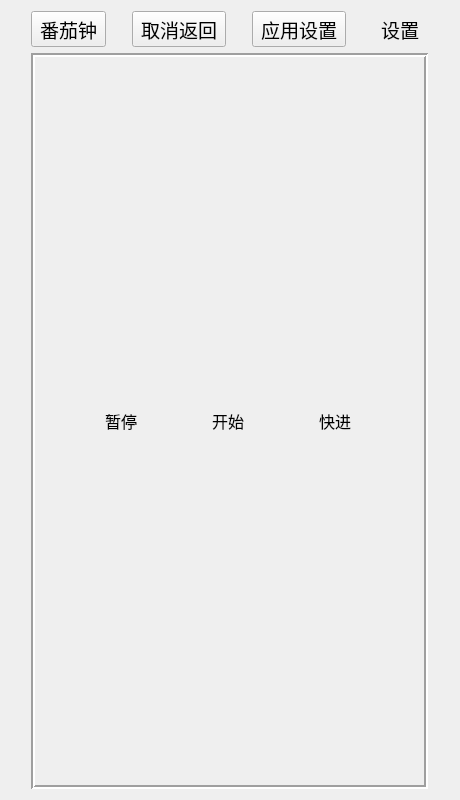
This is Scenes/mainscene.ui in lin-gu/Pomofocus as Qt 5 draws it before an edit. The edited form follows.
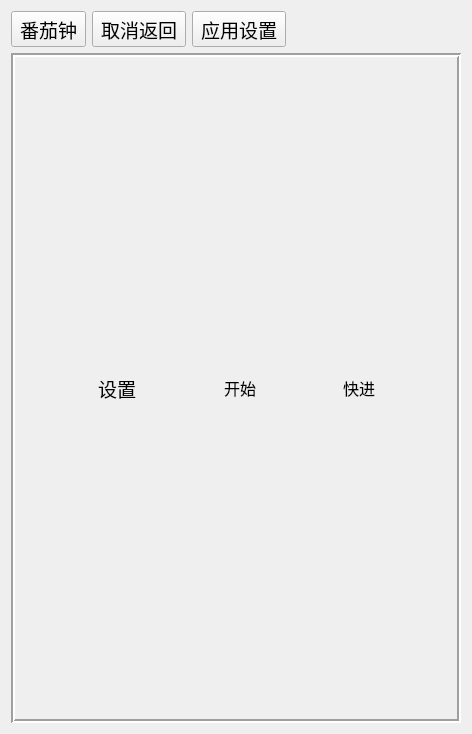
This is the edited form. The open tabs and pages were chosen to show the change. Icons and pictures are not drawn. Custom widgets are drawn as their Qt base class.

Commit message: Remove Pause button, Start button can be started and paused, init settingsScene

Diff of the .ui file:
```diff
--- a/Scenes/mainscene.ui
+++ b/Scenes/mainscene.ui
@@ -6,16 +6,16 @@
    <rect>
     <x>0</x>
     <y>0</y>
-    <width>460</width>
-    <height>800</height>
+    <width>472</width>
+    <height>734</height>
    </rect>
   </property>
   <property name="windowTitle">
    <string>谷哥番茄钟</string>
   </property>
   <layout class="QGridLayout" name="gridLayout_2">
-   <item row="0" column="3">
-    <widget class="QToolButton" name="tool_btn_settings">
+   <item row="0" column="0">
+    <widget class="QToolButton" name="tool_btn_clock">
      <property name="font">
       <font>
        <family>Yuppy SC</family>
@@ -25,31 +25,22 @@
      <property name="cursor">
       <cursorShape>PointingHandCursor</cursorShape>
      </property>
-     <property name="toolTip">
-      <string/>
-     </property>
      <property name="text">
-      <string>设置</string>
+      <string>番茄钟</string>
      </property>
      <property name="icon">
       <iconset resource="../res.qrc">
-       <normaloff>:/Icons/settings_button.png</normaloff>:/Icons/settings_button.png</iconset>
+       <normaloff>:/Icons/pomo_button_2.png</normaloff>:/Icons/pomo_button_2.png</iconset>
      </property>
      <property name="iconSize">
       <size>
-       <width>32</width>
+       <width>44</width>
        <height>32</height>
       </size>
      </property>
-     <property name="shortcut">
-      <string>Alt+S</string>
-     </property>
      <property name="toolButtonStyle">
       <enum>Qt::ToolButtonTextUnderIcon</enum>
      </property>
-     <property name="autoRaise">
-      <bool>true</bool>
-     </property>
     </widget>
    </item>
    <item row="0" column="1">
@@ -116,35 +107,6 @@
      </property>
     </widget>
    </item>
-   <item row="0" column="0">
-    <widget class="QToolButton" name="tool_btn_clock">
-     <property name="font">
-      <font>
-       <family>Yuppy SC</family>
-       <pointsize>14</pointsize>
-      </font>
-     </property>
-     <property name="cursor">
-      <cursorShape>PointingHandCursor</cursorShape>
-     </property>
-     <property name="text">
-      <string>番茄钟</string>
-     </property>
-     <property name="icon">
-      <iconset resource="../res.qrc">
-       <normaloff>:/Icons/pomo_button_2.png</normaloff>:/Icons/pomo_button_2.png</iconset>
-     </property>
-     <property name="iconSize">
-      <size>
-       <width>44</width>
-       <height>32</height>
-      </size>
-     </property>
-     <property name="toolButtonStyle">
-      <enum>Qt::ToolButtonTextUnderIcon</enum>
-     </property>
-    </widget>
-   </item>
    <item row="1" column="0" colspan="4">
     <widget class="QStackedWidget" name="stackedWidget">
      <property name="frameShape">
@@ -160,27 +122,48 @@
       <number>0</number>
      </property>
      <property name="currentIndex">
-      <number>1</number>
+      <number>0</number>
      </property>
      <widget class="QWidget" name="page">
-      <layout class="QGridLayout" name="gridLayout_4">
+      <layout class="QGridLayout" name="gridLayout_3">
+       <item row="0" column="0">
+        <layout class="QGridLayout" name="gridLayout_round_progress_bar"/>
+       </item>
        <item row="1" column="0">
-        <widget class="QToolButton" name="tool_btn_pause">
+        <layout class="QHBoxLayout" name="horizontalLayout">
+         <item>
+          <spacer name="horizontalSpacer">
+           <property name="orientation">
+            <enum>Qt::Horizontal</enum>
+           </property>
+           <property name="sizeHint" stdset="0">
+            <size>
+             <width>40</width>
+             <height>20</height>
+            </size>
+           </property>
+          </spacer>
+         </item>
+         <item>
+          <widget class="QToolButton" name="tool_btn_settings">
          <property name="font">
           <font>
            <family>Yuppy SC</family>
-           <pointsize>12</pointsize>
+             <pointsize>14</pointsize>
           </font>
          </property>
          <property name="cursor">
           <cursorShape>PointingHandCursor</cursorShape>
          </property>
+           <property name="toolTip">
+            <string/>
+           </property>
          <property name="text">
-          <string>暂停</string>
+            <string>设置</string>
          </property>
          <property name="icon">
           <iconset resource="../res.qrc">
-           <normaloff>:/Icons/pause-button.png</normaloff>:/Icons/pause-button.png</iconset>
+             <normaloff>:/Icons/settings_button.png</normaloff>:/Icons/settings_button.png</iconset>
          </property>
          <property name="iconSize">
           <size>
@@ -189,7 +172,7 @@
           </size>
          </property>
          <property name="shortcut">
-          <string>Left</string>
+            <string>Alt+S</string>
          </property>
          <property name="toolButtonStyle">
           <enum>Qt::ToolButtonTextUnderIcon</enum>
@@ -199,8 +182,21 @@
          </property>
         </widget>
        </item>
-       <item row="1" column="1">
-        <widget class="QToolButton" name="tool_btn_start">
+         <item>
+          <spacer name="horizontalSpacer_4">
+           <property name="orientation">
+            <enum>Qt::Horizontal</enum>
+           </property>
+           <property name="sizeHint" stdset="0">
+            <size>
+             <width>40</width>
+             <height>20</height>
+            </size>
+           </property>
+          </spacer>
+         </item>
+         <item>
+          <widget class="QToolButton" name="tool_btn_start_pause">
          <property name="font">
           <font>
            <family>Yuppy SC</family>
@@ -210,6 +206,9 @@
          <property name="cursor">
           <cursorShape>PointingHandCursor</cursorShape>
          </property>
+           <property name="toolTip">
+            <string/>
+           </property>
          <property name="text">
           <string>开始</string>
          </property>
@@ -234,7 +233,20 @@
          </property>
         </widget>
        </item>
-       <item row="1" column="2">
+         <item>
+          <spacer name="horizontalSpacer_3">
+           <property name="orientation">
+            <enum>Qt::Horizontal</enum>
+           </property>
+           <property name="sizeHint" stdset="0">
+            <size>
+             <width>40</width>
+             <height>20</height>
+            </size>
+           </property>
+          </spacer>
+         </item>
+         <item>
         <widget class="QToolButton" name="tool_btn_next">
          <property name="font">
           <font>
@@ -269,8 +281,20 @@
          </property>
         </widget>
        </item>
-       <item row="0" column="0" colspan="3">
-        <layout class="QGridLayout" name="gridLayout_round_progress_bar"/>
+         <item>
+          <spacer name="horizontalSpacer_2">
+           <property name="orientation">
+            <enum>Qt::Horizontal</enum>
+           </property>
+           <property name="sizeHint" stdset="0">
+            <size>
+             <width>40</width>
+             <height>20</height>
+            </size>
+           </property>
+          </spacer>
+         </item>
+        </layout>
        </item>
       </layout>
      </widget>
```
Lines whose indentation alone changed are shown as unchanged. The commit also changes 8 other files.
